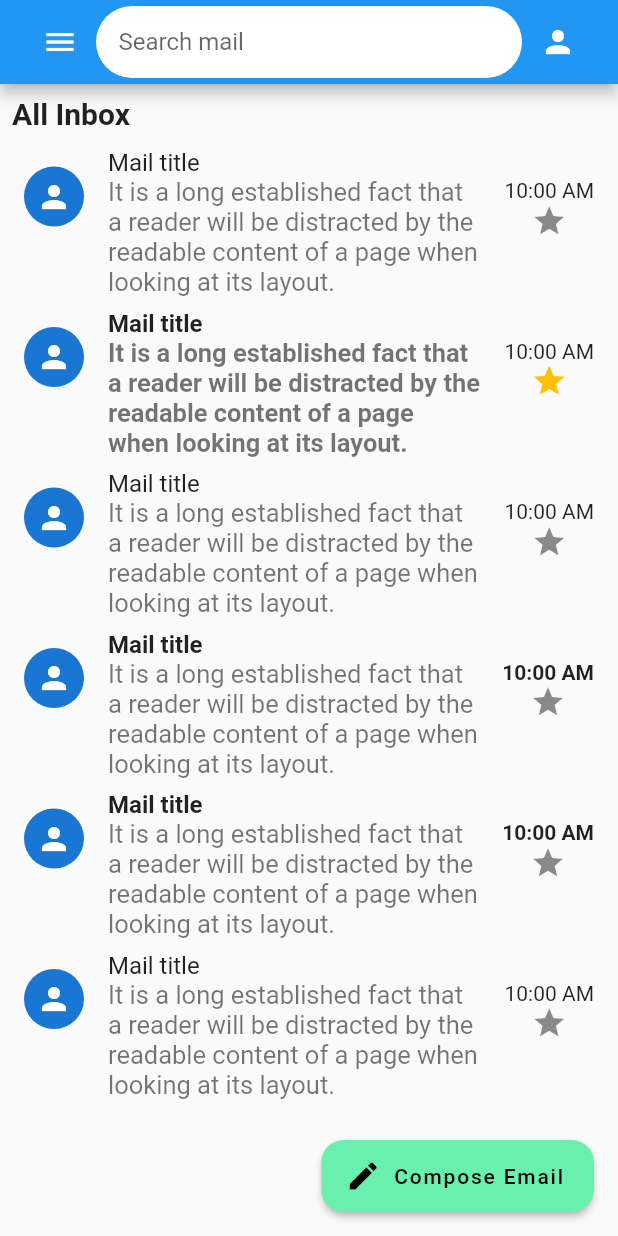
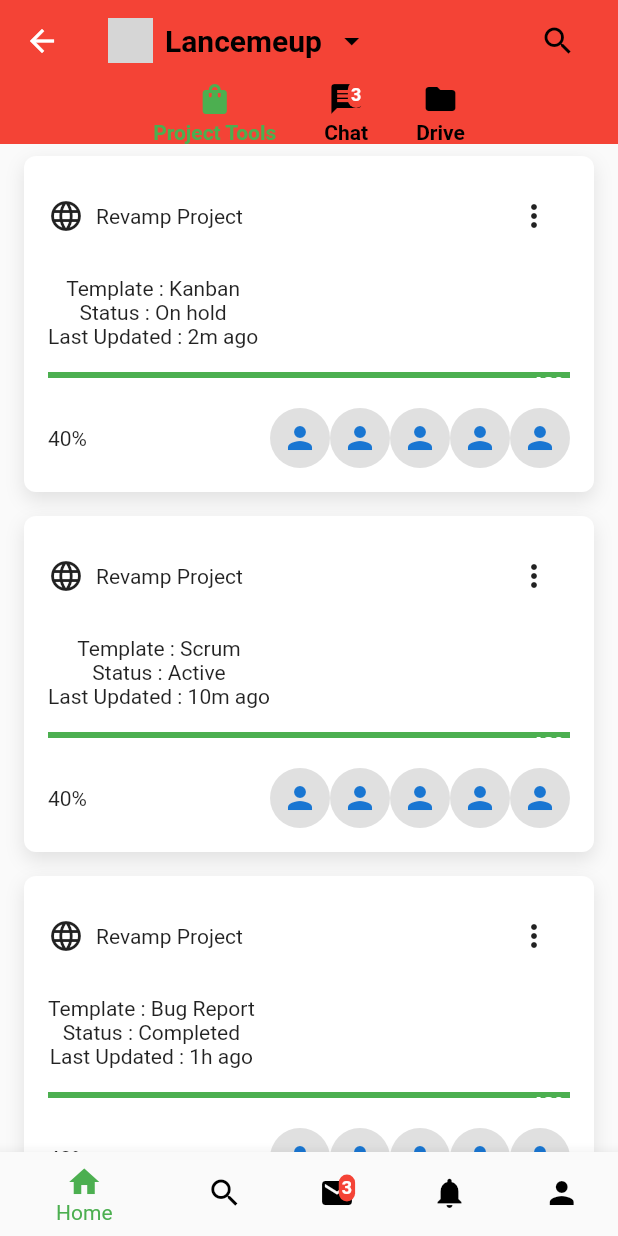
Before and after one commit to aryanPokharel/lanceMeUpUI, a Flutter app: the screen it shows after launch, after a tap on "Log in", on a phone screen of 412 x 824 dp. Run offline on Flutter 3.47's test engine with Material 2 defaults, Android fonts, the phone set to English and light mode, and no system bars; network calls fail; grey boxes are pictures that could not be loaded.

Commit message:
cardspage made

```diff
--- a/lib/main.dart
+++ b/lib/main.dart
@@ -1,7 +1,7 @@
 import 'package:flutter/material.dart';
+import 'package:lancemeup/screens/cardsScreen.dart';
 import 'package:lancemeup/screens/carouselScreen.dart';
 import 'package:lancemeup/screens/landingScreen.dart';
-import 'package:lancemeup/screens/mailScreen.dart';
 import 'package:lancemeup/screens/signInScreen.dart';
 import 'package:lancemeup/screens/splashScreen.dart';
 
@@ -14,7 +14,7 @@ void main() {
         '/splash': (context) => SplashScreen(),
         '/landing': (context) => const LandingScreen(),
         '/signIn': (context) => const SignInScreen(),
-        '/mails': (context) => MailPage(),
+        '/mails': (context) => CardScreen(),
         '/carouselPage': (context) => const MyCarousel(
               items: [
                 {
--- /dev/null
+++ b/lib/screens/cardsScreen.dart
@@ -0,0 +1,355 @@
+import 'package:flutter/material.dart';
+
+class CardScreen extends StatefulWidget {
+  @override
+  _CardScreenState createState() => _CardScreenState();
+}
+
+class _CardScreenState extends State<CardScreen> {
+  int _currentIndex = 0;
+
+  @override
+  Widget build(BuildContext context) {
+    return Scaffold(
+      appBar: AppBar(
+        backgroundColor: Colors.red,
+        elevation: 0,
+        title: Row(
+          children: [
+            Image.asset(
+              'your_logo.png',
+              height: 30,
+            ),
+            const SizedBox(width: 8),
+            const Text(
+              'Lancemeup',
+              style: TextStyle(
+                color: Colors.black,
+                fontWeight: FontWeight.bold,
+                fontSize: 20,
+              ),
+            ),
+            const SizedBox(width: 8),
+            const Icon(
+              Icons.arrow_drop_down,
+              color: Colors.black,
+            ),
+            const Spacer(),
+            IconButton(
+              icon: const Icon(
+                Icons.search,
+                color: Colors.black,
+              ),
+              onPressed: () {},
+            ),
+          ],
+        ),
+        bottom: PreferredSize(
+          preferredSize: const Size.fromHeight(40),
+          child: SingleChildScrollView(
+            scrollDirection: Axis.horizontal,
+            child: Row(
+              children: [
+                Expanded(
+                  child: InkWell(
+                    onTap: () {},
+                    child: Padding(
+                      padding: const EdgeInsets.symmetric(horizontal: 16),
+                      child: Column(
+                        mainAxisAlignment: MainAxisAlignment.center,
+                        children: [
+                          Icon(
+                            Icons.shopping_bag,
+                            color: _currentIndex == 0
+                                ? Colors.green
+                                : Colors.black,
+                          ),
+                          const SizedBox(height: 2),
+                          Text(
+                            'Project Tools',
+                            style: TextStyle(
+                              color: _currentIndex == 0
+                                  ? Colors.green
+                                  : Colors.black,
+                              fontWeight: FontWeight.bold,
+                            ),
+                          ),
+                        ],
+                      ),
+                    ),
+                  ),
+                ),
+                Expanded(
+                  child: InkWell(
+                    onTap: () {},
+                    child: Padding(
+                      padding: const EdgeInsets.symmetric(horizontal: 16),
+                      child: Column(
+                        mainAxisAlignment: MainAxisAlignment.center,
+                        children: [
+                          Stack(
+                            children: [
+                              Icon(
+                                Icons.message,
+                                color: _currentIndex == 1
+                                    ? Colors.green
+                                    : Colors.black,
+                              ),
+                              Positioned(
+                                right: 0,
+                                child: Container(
+                                  padding: const EdgeInsets.all(2),
+                                  decoration: BoxDecoration(
+                                    color: Colors.red,
+                                    borderRadius: BorderRadius.circular(10),
+                                  ),
+                                  child: const Text(
+                                    '3',
+                                    style: TextStyle(
+                                      color: Colors.white,
+                                      fontSize: 12,
+                                      fontWeight: FontWeight.bold,
+                                    ),
+                                  ),
+                                ),
+                              ),
+                            ],
+                          ),
+                          const SizedBox(height: 2),
+                          Text(
+                            'Chat',
+                            style: TextStyle(
+                              color: _currentIndex == 1
+                                  ? Colors.green
+                                  : Colors.black,
+                              fontWeight: FontWeight.bold,
+                            ),
+                          ),
+                        ],
+                      ),
+                    ),
+                  ),
+                ),
+                Expanded(
+                  child: InkWell(
+                    onTap: () {},
+                    child: Padding(
+                      padding: const EdgeInsets.symmetric(horizontal: 16),
+                      child: Column(
+                        mainAxisAlignment: MainAxisAlignment.center,
+                        children: [
+                          Icon(
+                            Icons.folder,
+                            color: _currentIndex == 2
+                                ? Colors.green
+                                : Colors.black,
+                          ),
+                          const SizedBox(height: 2),
+                          Text(
+                            'Drive',
+                            style: TextStyle(
+                              color: _currentIndex == 2
+                                  ? Colors.green
+                                  : Colors.black,
+                              fontWeight: FontWeight.bold,
+                            ),
+                          ),
+                        ],
+                      ),
+                    ),
+                  ),
+                ),
+              ],
+            ),
+          ),
+        ),
+      ),
+      bottomNavigationBar: BottomNavigationBar(
+        currentIndex: _currentIndex,
+        onTap: (index) {
+          setState(() {
+            _currentIndex = index;
+          });
+        },
+        selectedItemColor: Colors.green,
+        unselectedItemColor: Colors.black,
+        items: [
+          const BottomNavigationBarItem(
+            icon: Icon(Icons.home),
+            label: 'Home',
+          ),
+          const BottomNavigationBarItem(
+            icon: Icon(Icons.search),
+            label: 'Search',
+          ),
+          BottomNavigationBarItem(
+            icon: Stack(
+              children: [
+                const Icon(Icons.email),
+                Positioned(
+                  right: 0,
+                  child: Container(
+                    padding: const EdgeInsets.all(2),
+                    decoration: BoxDecoration(
+                      color: Colors.red,
+                      borderRadius: BorderRadius.circular(10),
+                    ),
+                    child: const Text(
+                      '3',
+                      style: TextStyle(
+                        color: Colors.white,
+                        fontSize: 12,
+                        fontWeight: FontWeight.bold,
+                      ),
+                    ),
+                  ),
+                ),
+              ],
+            ),
+            label: 'Email',
+          ),
+          const BottomNavigationBarItem(
+            icon: Icon(Icons.notifications),
+            label: 'Notification',
+          ),
+          const BottomNavigationBarItem(
+            icon: Icon(Icons.person),
+            label: 'Profile',
+          ),
+        ],
+      ),
+      body: SingleChildScrollView(
+        child: Column(
+          children: [
+            _buildCard(
+              title: 'Revamp Project',
+              icon: Icons.language,
+              subtitle1: 'Template : Kanban',
+              subtitle2: 'Status : On hold',
+              subtitle3: 'Last Updated : 2m ago',
+              peopleCount: 5,
+            ),
+            _buildCard(
+              title: 'Revamp Project',
+              icon: Icons.language,
+              subtitle1: 'Template : Scrum',
+              subtitle2: 'Status : Active',
+              subtitle3: 'Last Updated : 10m ago',
+              peopleCount: 5,
+            ),
+            _buildCard(
+              title: 'Revamp Project',
+              icon: Icons.language,
+              subtitle1: 'Template : Bug Report',
+              subtitle2: 'Status : Completed',
+              subtitle3: 'Last Updated : 1h ago',
+              peopleCount: 5,
+            ),
+          ],
+        ),
+      ),
+    );
+  }
+
+  Widget _buildCard({
+    required String title,
+    required IconData icon,
+    bool dots = false,
+    required String subtitle1,
+    required String subtitle2,
+    required String subtitle3,
+    List<IconData> icons = const [],
+    required int peopleCount,
+  }) {
+    return Container(
+      margin: const EdgeInsets.symmetric(horizontal: 16, vertical: 8),
+      padding: const EdgeInsets.all(16),
+      decoration: BoxDecoration(
+        color: Colors.white,
+        borderRadius: BorderRadius.circular(8),
+        boxShadow: [
+          BoxShadow(
+            color: Colors.black.withOpacity(0.1),
+            blurRadius: 10,
+            offset: const Offset(0, 5),
+          ),
+        ],
+      ),
+      child: Column(
+        crossAxisAlignment: CrossAxisAlignment.start,
+        children: [
+          Row(
+            mainAxisAlignment: MainAxisAlignment.spaceBetween,
+            children: [
+              Row(
+                children: [
+                  Icon(icon),
+                  const SizedBox(width: 8),
+                  Text(title),
+                  const SizedBox(width: 8),
+                  if (dots) const Icon(Icons.more_vert),
+                ],
+              ),
+              IconButton(
+                icon: const Icon(Icons.more_vert),
+                onPressed: () {},
+              ),
+            ],
+          ),
+          const SizedBox(height: 16),
+          Column(
+            children: [
+              Text(subtitle1),
+              Text(subtitle2),
+              Text(subtitle3),
+            ],
+          ),
+          const SizedBox(height: 16),
+          Stack(
+            children: [
+              LinearProgressIndicator(
+                value: 1,
+                backgroundColor: Colors.grey[300],
+                color: Colors.green,
+              ),
+              Row(
+                mainAxisAlignment: MainAxisAlignment.spaceBetween,
+                children: [
+                  for (IconData icon in icons)
+                    Icon(
+                      icon,
+                      color: Colors.white,
+                    ),
+                  const SizedBox(width: 16),
+                  const Text(
+                    '40%',
+                    style: TextStyle(
+                      color: Colors.white,
+                      fontWeight: FontWeight.bold,
+                    ),
+                  ),
+                ],
+              ),
+            ],
+          ),
+          const SizedBox(height: 8),
+          Row(
+            children: [
+              Text('${(0.4 * 100).toInt()}%'),
+              const Spacer(),
+              Row(
+                children: List.generate(
+                  peopleCount,
+                  (index) => CircleAvatar(
+                    backgroundColor: Colors.grey[300],
+                    child: const Icon(Icons.person),
+                  ),
+                ),
+              ),
+            ],
+          ),
+        ],
+      ),
+    );
+  }
+}
--- a/lib/screens/mailScreen.dart
+++ b/lib/screens/mailScreen.dart
@@ -55,6 +55,69 @@ class MailPage extends StatelessWidget {
                 shrinkWrap: true,
                 itemCount: 6,
                 itemBuilder: (context, index) {
+                  String mailTitle = 'Mail title';
+                  String mailSubtitle =
+                      'It is a long established fact that a reader will be distracted by the readable content of a page when looking at its layout.';
+                  String time = '10:00 AM';
+                  bool isBold = false;
+                  bool isStarred = false;
+                  Widget trailingIcon;
+                  switch (index) {
+                    case 1:
+                      mailTitle = 'Welcome to LMU mailer';
+                      isBold = true;
+                      break;
+                    case 2:
+                      mailTitle = 'Unread email & starred';
+                      time = 'Dec 19';
+                      isStarred = true;
+                      break;
+                    case 3:
+                      mailTitle = 'Important Email';
+                      time = 'Dec 18';
+                      isBold = true;
+                      trailingIcon =
+                          const Icon(Icons.warning, color: Colors.blue);
+                      break;
+                    case 4:
+                      mailTitle = 'Email with attachment';
+                      time = '8:00 AM';
+                      trailingIcon = ElevatedButton.icon(
+                        onPressed: () {},
+                        icon: const Icon(Icons.image, size: 18),
+                        label: const Text('CoverPreview.jpg'),
+                        style: ElevatedButton.styleFrom(
+                          primary: Colors.white,
+                          onPrimary: Colors.black,
+                          elevation: 0,
+                          shape: RoundedRectangleBorder(
+                            borderRadius: BorderRadius.circular(15),
+                          ),
+                        ),
+                      );
+                      break;
+                    case 5:
+                      mailTitle = 'Email with Zip Attachment';
+                      time = '8:00 AM';
+                      trailingIcon = ElevatedButton.icon(
+                        onPressed: () {},
+                        icon: const Icon(Icons.file_download, size: 18),
+                        label: const Text('Image_file.zip'),
+                        style: ElevatedButton.styleFrom(
+                          primary: Colors.white,
+                          onPrimary: Colors.black,
+                          elevation: 0,
+                          shape: RoundedRectangleBorder(
+                            borderRadius: BorderRadius.circular(15),
+                          ),
+                        ),
+                      );
+                      break;
+                    case 0:
+                    default:
+                      break;
+                  }
+                  {
                     return ListTile(
                       leading: const CircleAvatar(
                         child: Icon(Icons.person),
@@ -94,8 +157,8 @@ class MailPage extends StatelessWidget {
                         ],
                       ),
                     );
-              },
-            ),
+                  }
+                }),
           ],
         ),
       ),
--- a/lib/screens/signInScreen.dart
+++ b/lib/screens/signInScreen.dart
@@ -21,7 +21,7 @@ class _SignInScreenState extends State<SignInScreen> {
 
   @override
   Widget build(BuildContext context) {
-    return (Scaffold(
+    return Scaffold(
       appBar: AppBar(
         title: const Text("Sign In"),
         backgroundColor: Colors.green,
@@ -34,14 +34,17 @@ class _SignInScreenState extends State<SignInScreen> {
             crossAxisAlignment: CrossAxisAlignment.start,
             mainAxisAlignment: MainAxisAlignment.spaceBetween,
             children: <Widget>[
+              const SizedBox(height: 10),
               const Text(
                 'Welcome Back!',
                 style: TextStyle(fontWeight: FontWeight.bold, fontSize: 28),
               ),
+              const SizedBox(height: 10),
               const Text(
                 'Login to your account',
                 style: TextStyle(color: Colors.grey, fontSize: 18),
               ),
+              const SizedBox(height: 10),
               Column(
                 crossAxisAlignment: CrossAxisAlignment.start,
                 children: [
@@ -69,6 +72,7 @@ class _SignInScreenState extends State<SignInScreen> {
                   ),
                 ],
               ),
+              const SizedBox(height: 10),
               Column(
                 crossAxisAlignment: CrossAxisAlignment.start,
                 children: [
@@ -95,16 +99,37 @@ class _SignInScreenState extends State<SignInScreen> {
                   ),
                 ],
               ),
-              CheckboxListTile(
+              const SizedBox(height: 10),
+              Row(
+                mainAxisAlignment: MainAxisAlignment.spaceBetween,
+                children: [
+                  Row(
+                    children: [
+                      Checkbox(
                         activeColor: Colors.green,
-                controlAffinity: ListTileControlAffinity.leading,
                         onChanged: (value) {
                           setState(() {});
                         },
-                title: const Text('Remember me?'),
                         value: true,
                       ),
-              SizedBox(
+                      const Text('Remember me?'),
+                    ],
+                  ),
+                  TextButton(
+                    onPressed: () {
+                      // Handle forgot password logic
+                    },
+                    child: const Text(
+                      'Forgot Password',
+                      style: TextStyle(color: Colors.green),
+                    ),
+                  ),
+                ],
+              ),
+              Expanded(
+                child: Align(
+                  alignment: Alignment.bottomCenter,
+                  child: SizedBox(
                     width: double.infinity,
                     child: ElevatedButton(
                       onPressed: login,
@@ -114,10 +139,12 @@ class _SignInScreenState extends State<SignInScreen> {
                       child: const Text('Log in'),
                     ),
                   ),
+                ),
+              ),
             ],
           ),
         ),
       ),
-    ));
+    );
   }
 }
```
Lines whose indentation alone changed are shown as unchanged.
